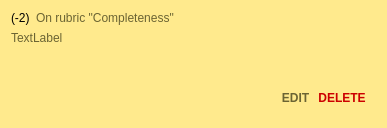
The window that TurboGrade/ui/commentcard.ui (wassgha/TurboGrade) describes before a commit, drawn with Qt 5.
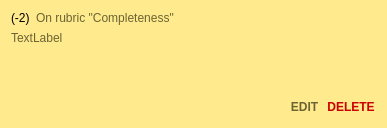
The same window after the commit.

Diff of the .ui file:
```diff
--- a/TurboGrade/ui/commentcard.ui
+++ b/TurboGrade/ui/commentcard.ui
@@ -129,6 +129,18 @@
    <item>
     <widget class="QWidget" name="controls" native="true">
      <layout class="QHBoxLayout" name="controls_layout">
+      <property name="leftMargin">
+       <number>0</number>
+      </property>
+      <property name="topMargin">
+       <number>0</number>
+      </property>
+      <property name="rightMargin">
+       <number>0</number>
+      </property>
+      <property name="bottomMargin">
+       <number>0</number>
+      </property>
       <item>
        <spacer name="horizontalSpacer">
         <property name="orientation">
```
